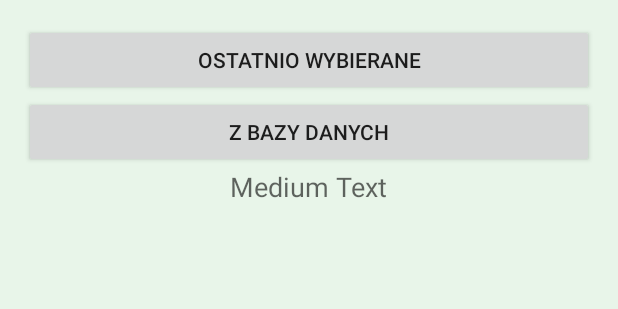
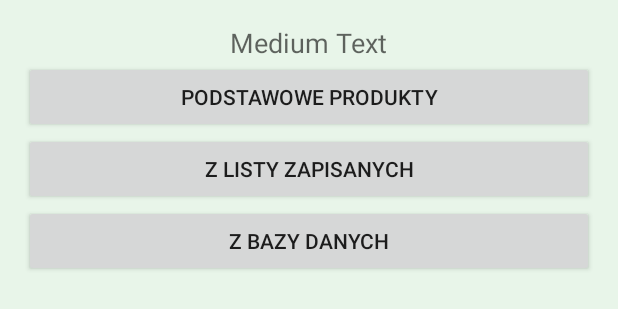
Before and after one commit to Machina123/ShoppingTest, an Android app: the layout activity_add_item_to_list.xml on its own in the app's theme, with its tools: preview values and no code run, on a phone screen of 412 x 824 dp. Shown: the top 309 px of the screen. Run offline under Robolectric (Android 15) with nearby library versions, the phone set to English and light mode, and no system bars.

Commit message:
Essentials List working

```diff
--- a/app/src/main/java/com/pcinnovations/shoppingtest/ListItemListAdapter.java
+++ b/app/src/main/java/com/pcinnovations/shoppingtest/ListItemListAdapter.java
@@ -41,7 +41,7 @@ public class ListItemListAdapter extends ArrayAdapter<ListItem> {
             if(textName != null) textName.setText(o.getName());
             if(textEan != null) textEan.setText("Kod kreskowy: "+ o.getEan());
             if(textAmount != null) textAmount.setText("Ilość: " + o.getAmount());
-            if(textBought != null) textBought.setText(o.isBought() == 1 ? "Kupione: tak" : "Kupione: nie" );
+            if(textBought != null) textBought.setText(o.isBought() == 1 ? "Kupione" : "" );
         }
 
         return v;
--- a/app/src/main/res/layout/activity_add_item_to_list.xml
+++ b/app/src/main/res/layout/activity_add_item_to_list.xml
@@ -12,20 +12,6 @@
         android:layout_height="fill_parent"
         android:id="@+id/linearLayout">
 
-        <Button
-            android:layout_width="match_parent"
-            android:layout_height="wrap_content"
-            android:text="@string/button_get_product_from_saved"
-            android:id="@+id/btnGetFromRecent"
-            android:layout_alignParentLeft="true"
-            android:layout_alignParentStart="true" />
-
-        <Button
-            android:layout_width="match_parent"
-            android:layout_height="wrap_content"
-            android:text="@string/button_get_product_from_db"
-            android:id="@+id/btnGetFromDb" />
-
         <TextView
             android:layout_width="wrap_content"
             android:layout_height="wrap_content"
@@ -35,6 +21,26 @@
             android:layout_gravity="center_horizontal"
             android:layout_alignParentTop="true"
             android:layout_centerHorizontal="true" />
+
+        <Button
+            android:layout_width="match_parent"
+            android:layout_height="wrap_content"
+            android:text="@string/button_get_from_essentials"
+            android:id="@+id/btnGetFromEssentials" />
+
+        <Button
+            android:layout_width="match_parent"
+            android:layout_height="wrap_content"
+            android:text="@string/button_get_product_from_saved"
+            android:id="@+id/btnGetFromRecent"
+            android:layout_alignParentStart="true" />
+
+        <Button
+            android:layout_width="match_parent"
+            android:layout_height="wrap_content"
+            android:text="@string/button_get_product_from_db"
+            android:id="@+id/btnGetFromDb" />
+
     </LinearLayout>
 
 </RelativeLayout>
--- a/app/src/main/res/values/strings.xml
+++ b/app/src/main/res/values/strings.xml
@@ -44,7 +44,7 @@
     <string name="action_delete_list">Usuń listę</string>
     <string name="title_activity_saved_products">Zapisane produkty</string>
     <string name="title_activity_add_item_to_list">Dodaj wpis do listy</string>
-    <string name="button_get_product_from_saved">Ostatnio wybierane</string>
+    <string name="button_get_product_from_saved">Z listy zapisanych</string>
     <string name="button_get_product_from_db">Z bazy danych</string>
     <string name="label_set_amount">Podaj ilość</string>
     <string name="title_">MainActivity</string>
@@ -65,4 +65,6 @@
     <string name="action_clear_cache">Wyczyść</string>
     <string name="alert_clear_cache_title">Uwaga</string>
     <string name="alert_clear_cache_body">Czy na pewno chcesz wyczyścić listę zapisanych produktów? Operacja jest nieodwracalna!</string>
+    <string name="button_get_from_essentials">Podstawowe produkty</string>
+    <string name="title_activity_get_product_from_essentials">Podstawowe produkty</string>
 </resources>
```
Also changed, not shown: app/src/main/AndroidManifest.xml (+6 -1 lines), app/src/main/java/com/pcinnovations/shoppingtest/AddItemToList.java (+13 -1 lines), app/src/main/java/com/pcinnovations/shoppingtest/GetProductFromEssentials.java (added, +102 -0 lines), app/src/main/res/layout/activity_get_product_from_essentials.xml (added, +16 -0 lines), app/src/main/res/layout/layout_list_item.xml (+11 -4 lines).
